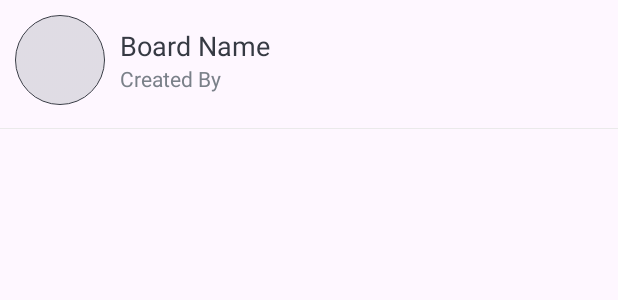
After one commit to milanjokic11/TickTock, an Android app: the layout item_board.xml on its own in the app's theme, with its tools: preview values and no code run, on a phone screen of 412 x 824 dp. The commit adds this screen. Shown: the top 300 px of the screen. Run offline under Robolectric (Android 15) with nearby library versions, the phone set to English and light mode, and no system bars.

Commit message:
adding current boards to main content
also storing boards in firebase

```diff
--- a/app/src/main/java/eu/tutorials/ticktock/utils/Constants.kt
+++ b/app/src/main/java/eu/tutorials/ticktock/utils/Constants.kt
@@ -13,6 +13,7 @@ object Constants {
     const val NAME: String = "name"
     const val IMAGE: String = "image"
     const val MOBILE: String = "mobile"
+    const val ASSIGNED_TO: String = "assignedTo"
     const val READ_STORAGE_PERMISSION_CODE: Int = 1
     const val PICK_IMAGE_REQUEST_CODE: Int = 2
 
--- /dev/null
+++ b/app/src/main/res/layout/item_board.xml
@@ -0,0 +1,57 @@
+<?xml version="1.0" encoding="utf-8"?>
+<LinearLayout xmlns:android="http://schemas.android.com/apk/res/android"
+    xmlns:app="http://schemas.android.com/apk/res-auto"
+    xmlns:tools="http://schemas.android.com/tools"
+    android:layout_width="match_parent"
+    android:layout_height="wrap_content"
+    android:layout_marginBottom="@dimen/item_board_content_marginBottom"
+    android:background="?attr/selectableItemBackground"
+    android:orientation="vertical">
+
+    <LinearLayout
+        android:layout_width="match_parent"
+        android:layout_height="wrap_content"
+        android:gravity="center_vertical"
+        android:orientation="horizontal"
+        android:padding="@dimen/item_board_content_padding">
+
+        <de.hdodenhof.circleimageview.CircleImageView
+            android:id="@+id/iv_board_image"
+            android:layout_width="@dimen/item_board_image_size"
+            android:layout_height="@dimen/item_board_image_size"
+            android:contentDescription="@string/image_contentDescription"
+            android:src="@drawable/ic_board_place_holder"
+            app:civ_border_color="@color/primaryTextColor"
+            app:civ_border_width="@dimen/item_board_image_circular_border_width" />
+
+        <LinearLayout
+            android:layout_width="match_parent"
+            android:layout_height="wrap_content"
+            android:layout_marginStart="@dimen/item_board_name_layout_marginStart"
+            android:orientation="vertical">
+
+            <TextView
+                android:id="@+id/tv_name"
+                android:layout_width="match_parent"
+                android:layout_height="wrap_content"
+                android:textColor="@color/primaryTextColor"
+                android:textSize="@dimen/item_board_name_text_size"
+                tools:text="Board Name" />
+
+            <TextView
+                android:id="@+id/tv_created_by"
+                android:layout_width="match_parent"
+                android:layout_height="wrap_content"
+                android:textColor="@color/secondaryTextColor"
+                android:textSize="@dimen/item_board_created_by_text_size"
+                tools:text="Created By" />
+        </LinearLayout>
+    </LinearLayout>
+
+    <View
+        android:layout_width="match_parent"
+        android:layout_height="@dimen/item_board_divider_height"
+        android:layout_marginTop="@dimen/item_board_divider_marginTop"
+        android:background="@color/divider_color" />
+
+</LinearLayout>
--- a/app/src/main/res/values/colors.xml
+++ b/app/src/main/res/values/colors.xml
@@ -9,4 +9,5 @@
     <color name="primaryTextColor">#363a43</color>
     <color name="secondaryTextColor">#7a8089</color>
     <color name="snackbar_error">#f72400</color>
+    <color name="divider_color">#eaeaea</color>
 </resources>
--- a/app/src/main/res/values/dimens.xml
+++ b/app/src/main/res/values/dimens.xml
@@ -60,4 +60,16 @@
     <dimen name="board_image_size">100dp</dimen>
     <dimen name="create_board_til_marginTop">25dp</dimen>
     <dimen name="create_board_btn_marginTop">30dp</dimen>
+    <!-- main content activity -->
+    <dimen name="main_screen_content_padding">16dp</dimen>
+    <dimen name="no_boards_available_text_size">16sp</dimen>
+    <dimen name="item_board_content_marginBottom">10dp</dimen>
+    <dimen name="item_board_content_padding">10dp</dimen>
+    <dimen name="item_board_image_size">60dp</dimen>
+    <dimen name="item_board_image_circular_border_width">0.5dp</dimen>
+    <dimen name="item_board_name_layout_marginStart">10dp</dimen>
+    <dimen name="item_board_name_text_size">18sp</dimen>
+    <dimen name="item_board_created_by_text_size">14sp</dimen>
+    <dimen name="item_board_divider_marginTop">5dp</dimen>
+    <dimen name="item_board_divider_height">0.3dp</dimen>
 </resources>
--- a/app/src/main/res/values/strings.xml
+++ b/app/src/main/res/values/strings.xml
@@ -21,4 +21,5 @@
     <string name="create_board_title">Create Board</string>
     <string name="create">CREATE</string>
     <string name="board_name">Board Name</string>
+    <string name="no_boards_are_available">No Boards are available!!!</string>
 </resources>
```
Also changed, not shown: app/src/main/java/eu/tutorials/ticktock/activities/MainActivity.kt (+31 -2 lines), app/src/main/java/eu/tutorials/ticktock/adapters/BoardItemsAdapter.kt (added, +57 -0 lines), app/src/main/java/eu/tutorials/ticktock/firebase/FireStoreClass.kt (+26 -2 lines), app/src/main/java/eu/tutorials/ticktock/models/Board.kt (+5 -2 lines), app/src/main/res/layout/main_content.xml (+29 -10 lines).
